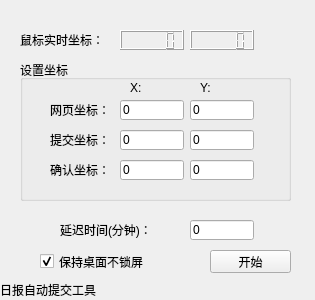
Above: AutoSubmitDailyReport/autoSubmitDailyReport.ui from GitUser004/hello-world before the change. Below: the same form after it.
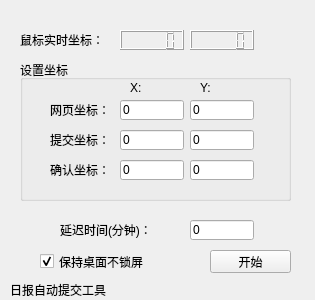
That is the form after the change.

Diff of the .ui file:
```diff
--- a/AutoSubmitDailyReport/autoSubmitDailyReport.ui
+++ b/AutoSubmitDailyReport/autoSubmitDailyReport.ui
@@ -256,9 +256,9 @@
   <widget class="QLabel" name="label_state">
    <property name="geometry">
     <rect>
-     <x>0</x>
+     <x>10</x>
      <y>280</y>
-     <width>311</width>
+     <width>301</width>
      <height>20</height>
     </rect>
    </property>
```
